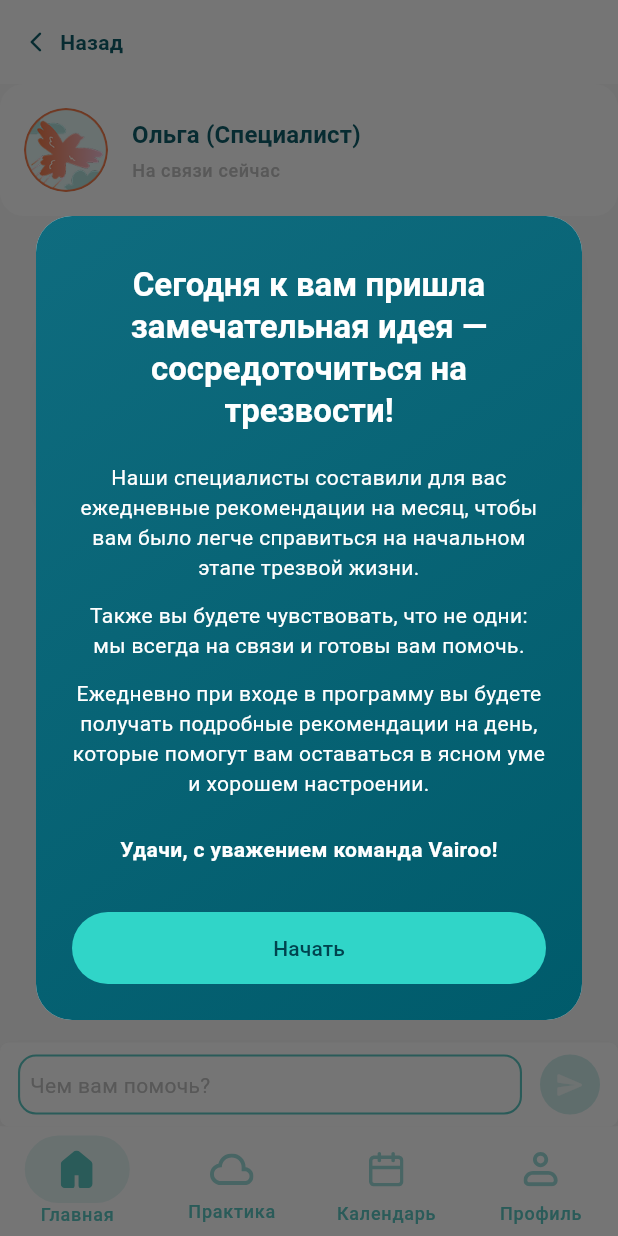
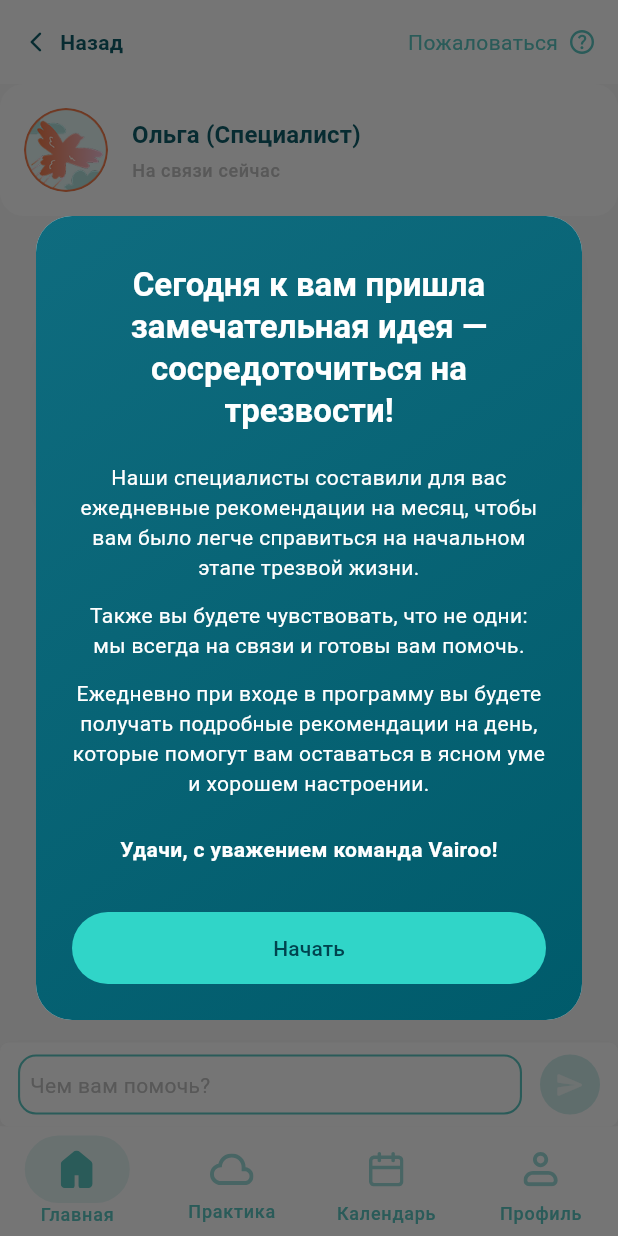
Before and after one commit to Sobol17/vairoo-app, a Flutter app: the ChatDetailPage screen opened by its route, on a phone screen of 412 x 824 dp. Run offline on Flutter 3.47's test engine with Material 3 defaults, Android fonts, the phone set to English and light mode, and no system bars; our stand-ins replace dio, equatable, flutter_html, flutter_svg, go_router, mask_text_input_formatter and 2 more; accounts and stored records are empty.

Commit message:
Обновил логику кнопки чата

```diff
--- a/lib/src/features/home/presentation/pages/home_page.dart
+++ b/lib/src/features/home/presentation/pages/home_page.dart
@@ -143,7 +143,7 @@ class _HomeViewState extends State<_HomeView> {
         ),
       );
     } else {
-      context.push('/home/notifications');
+      context.push('/home/chats');
     }
   }
 
--- a/lib/src/features/notifications/presentation/pages/chat_detail_page.dart
+++ b/lib/src/features/notifications/presentation/pages/chat_detail_page.dart
@@ -1,5 +1,6 @@
 import 'package:ai_note/src/core/theme/app_colors.dart';
 import 'package:flutter/material.dart';
+import 'package:flutter_svg/svg.dart';
 
 class ChatDetailData {
   const ChatDetailData({
@@ -60,6 +61,24 @@ class ChatDetailPage extends StatelessWidget {
             label: const Text('Назад'),
           ),
         ),
+        actions: [
+          Padding(
+            padding: const EdgeInsets.all(16),
+            child: InkWell(
+              onTap: () {},
+              child: Row(
+                children: [
+                  const Text(
+                    'Пожаловаться',
+                    style: TextStyle(color: AppColors.secondary),
+                  ),
+                  const SizedBox(width: 8),
+                  SvgPicture.asset('assets/icons/quest.svg'),
+                ],
+              ),
+            ),
+          ),
+        ],
       ),
       body: SafeArea(
         child: Column(
--- a/lib/src/features/notifications/presentation/pages/notifications_page.dart
+++ b/lib/src/features/notifications/presentation/pages/notifications_page.dart
@@ -1,4 +1,5 @@
 import 'package:ai_note/src/core/theme/app_colors.dart';
+import 'package:ai_note/src/features/notifications/domain/entities/notification_category.dart';
 import 'package:ai_note/src/features/notifications/domain/entities/notification_samples.dart';
 import 'package:ai_note/src/features/notifications/domain/repositories/notification_repository.dart';
 import 'package:ai_note/src/features/notifications/presentation/controllers/notifications_controller.dart';
@@ -10,7 +11,9 @@ import 'package:go_router/go_router.dart';
 import 'package:provider/provider.dart';
 
 class NotificationsPage extends StatelessWidget {
-  const NotificationsPage({super.key});
+  const NotificationsPage({super.key, this.initialCategory});
+
+  final NotificationCategory? initialCategory;
 
   static Future<void> _handleDeletePressed(
     BuildContext context,
@@ -56,6 +59,7 @@ class NotificationsPage extends StatelessWidget {
       create: (context) => NotificationsController(
         repository: context.read<NotificationRepository>(),
         seed: defaultNotificationsSeed(),
+        initialCategory: initialCategory,
       )..loadNotifications(allowSeed: true),
       child: Consumer<NotificationsController>(
         builder: (context, controller, _) {
```
Also changed, not shown: lib/app/app_router.dart (+10 -0 lines), lib/src/features/notifications/presentation/controllers/notifications_controller.dart (+6 -1 lines), assets/icons/quest.svg (added).
